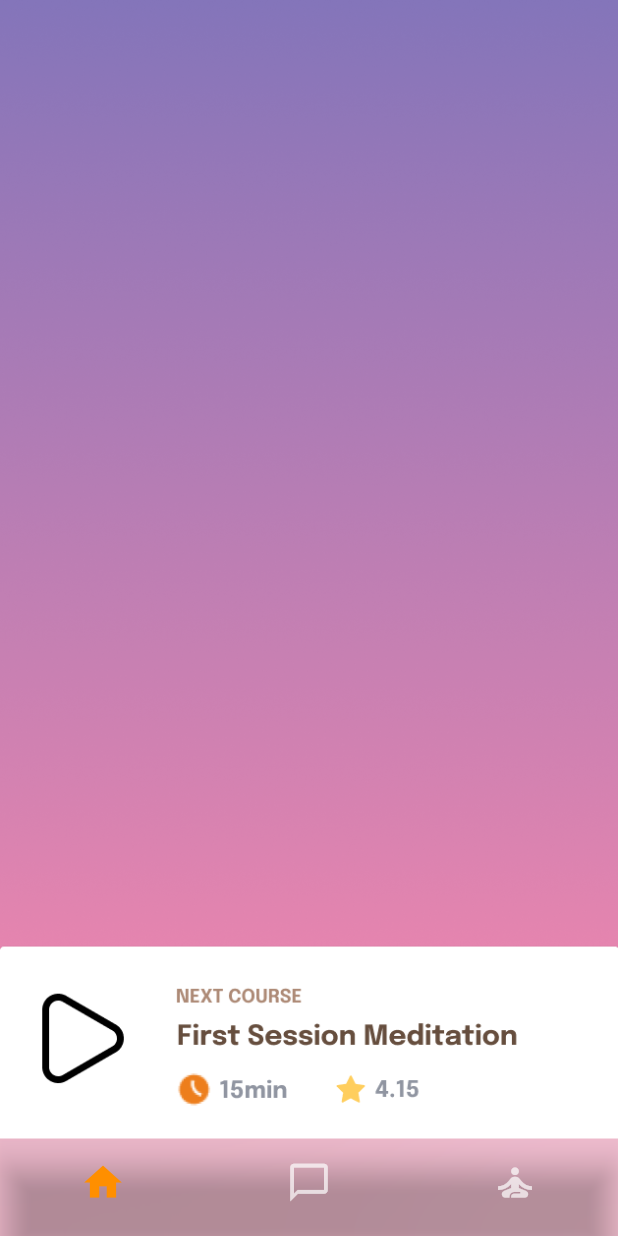
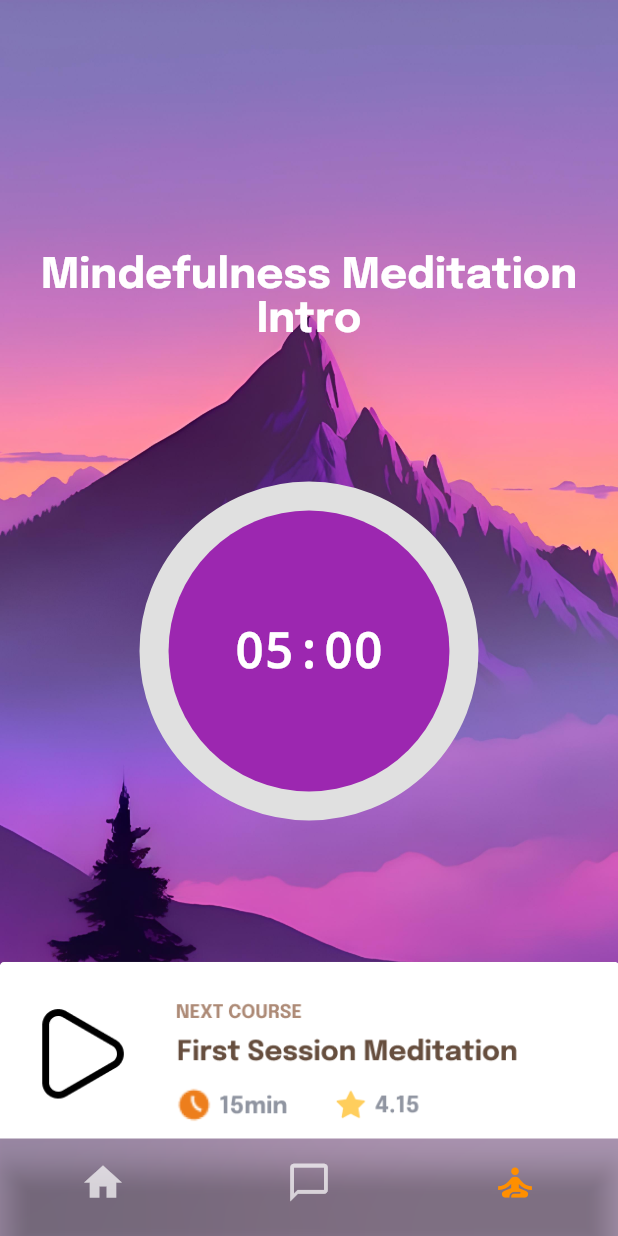
Before and after one commit to Iyaad-luqman/breathe, a Flutter app: the screen it shows after launch, item 3 of the bottom bar chosen, on a phone screen of 412 x 824 dp. Run offline on Flutter 3.47's test engine with Material 3 defaults, Android fonts, the phone set to English and light mode, and no system bars; drawn by our look-alikes of circular_countdown_timer; our stand-ins replace cloud_firestore, firebase_auth, firebase_core, fl_chart, google_fonts, permission_handler and 4 more; accounts and stored records are empty.

Commit message:
Fixed meditations and al ot of other UI

```diff
--- a/lib/chatbot.dart
+++ b/lib/chatbot.dart
@@ -4,6 +4,7 @@ import 'package:breathe/home.dart';
 import 'package:flutter/material.dart';
 import 'package:http/http.dart' as http;
 import 'dart:convert';
+import 'meditation.dart';
 
 class Chatbot extends StatefulWidget {
   @override
@@ -17,6 +18,7 @@ class _ChatbotState extends State<Chatbot> {
   int _selectedIndex = 1;
   Future<List<List<dynamic>>>? _marksFuture;
 
+
   void _onItemTapped(int index) {
     setState(() {
       _selectedIndex = index;
@@ -25,7 +27,10 @@ class _ChatbotState extends State<Chatbot> {
         Navigator.push(
             context, MaterialPageRoute(builder: (context) => Home()));
       }
-      if (index == 0) {}
+      if (index == 2) {
+        Navigator.push(
+            context, MaterialPageRoute(builder: (context) => Meditation()));
+      }
       if (index == 1) {
         Navigator.push(
             context, MaterialPageRoute(builder: (context) => Chatbot()));
--- a/lib/home.dart
+++ b/lib/home.dart
@@ -32,8 +32,8 @@ class _HomeState extends State<Home> {
       _selectedIndex = index;
 
       if (index == 0) {
-        // Navigator.push(
-        //     context, MaterialPageRoute(builder: (context) => Dashboard()));
+        Navigator.push(
+            context, MaterialPageRoute(builder: (context) => Home()));
       }
       if (index == 2) {
         Navigator.push(
--- a/lib/meditation.dart
+++ b/lib/meditation.dart
@@ -1,5 +1,9 @@
 import 'dart:ui';
 import 'package:flutter/material.dart';
+import 'package:circular_countdown_timer/circular_countdown_timer.dart';
+import 'package:breathe/home.dart';
+import 'package:breathe/chatbot.dart';
+
 
 class Meditation extends StatefulWidget {
   @override
@@ -7,43 +11,104 @@ class Meditation extends StatefulWidget {
 }
 
 class _MeditationState extends State<Meditation> {
-  int _selectedIndex = -1;
+  int _selectedIndex = 2;
+
 
   void _onItemTapped(int index) {
     setState(() {
       _selectedIndex = index;
+
+      if (index == 0) {
+        Navigator.push(
+            context, MaterialPageRoute(builder: (context) => Home()));
+      }
+      if (index == 2) {
+        Navigator.push(
+            context, MaterialPageRoute(builder: (context) => Meditation()));
+      }
+      if (index == 1) {
+        Navigator.push(
+            context, MaterialPageRoute(builder: (context) => Chatbot()));
+      }
     });
   }
 
   @override
-Widget build(BuildContext context) {
-  return Scaffold(
-    body: Stack(
-      children: [
-        Container(
-          decoration: BoxDecoration(
-            image: DecorationImage(
-              image: AssetImage('assets/images/Backmed.png'), // Replace with your image path
-              fit: BoxFit.cover,
+ CountDownController _controller = CountDownController();
+  final int _duration = 5 * 60; // 5 minutes in seconds
+
+  @override
+  Widget build(BuildContext context) {
+    return Stack(
+        children: [ Container(
+        decoration: BoxDecoration(
+        image: DecorationImage(
+          image: AssetImage('assets/images/homepage.jpg'),// Replace with your image path
+          fit: BoxFit.cover, // This will fill the background with the image
+        ),
+      ), child: Center(
+        child: Column(
+          children: [
+            SizedBox(
+              height: 70,
             ),
-          ),
-        ),
-        Stack(
-          children: [
-            Positioned(
-              bottom: 60,
-              left: 0,
-              right: 0,
-              child: Container(
-                child: Image.asset(
-                  'assets/images/recc.png', // Replace with the path to your icon
+                        Container(
+              margin: EdgeInsets.only(top: 100),
+              child: Text(
+                'Mindefulness Meditation Intro',
+                textAlign: TextAlign.center,
+                style: TextStyle(
+                  fontSize: 28,
+                  decoration: TextDecoration.none,
+                  fontFamily: 'Epilogue',
+                  color: Colors.white,
+                  fontWeight: FontWeight.bold,
                 ),
               ),
             ),
+
+            Container(
+              child: CircularCountDownTimer(
+                duration: _duration,
+                initialDuration: 0,
+                controller: _controller,
+                width: MediaQuery.of(context).size.width / 2,
+                height: MediaQuery.of(context).size.height / 2,
+                ringColor: Colors.grey[300]!,
+                ringGradient: null,
+                fillColor: Colors.purpleAccent[100]!,
+                fillGradient: null,
+                backgroundColor: Colors.purple[500],
+                backgroundGradient: null,
+                strokeWidth: 20.0,
+                strokeCap: StrokeCap.round,
+                textStyle: TextStyle(
+                    fontSize: 33.0, color: Colors.white, decoration: TextDecoration.none,  fontWeight: FontWeight.bold),
+                textFormat: CountdownTextFormat.MM_SS,
+                isReverse: true,
+                isReverseAnimation: false,
+                isTimerTextShown: true,
+                autoStart: true,
+                onStart: () {
+                  print('Countdown Started');
+                },
+                onComplete: () {
+                  print('Countdown Ended');
+                },
+              ),
+            ),
+            Container(
+              child: Image.asset('assets/images/recc.png'), // Correctly placed inside the child property
+            )
           ],
         ),
+      ),
 
-               Positioned(
+
+      ),
+
+
+          Positioned(
             bottom: 0,
             left: 0,
             right: 0,
@@ -102,7 +167,7 @@ Widget build(BuildContext context) {
             ),
           ),
         ],
-      ),
+
     );
   }
 }
--- a/pubspec.yaml
+++ b/pubspec.yaml
@@ -43,6 +43,7 @@ dependencies:
   google_fonts: ^6.1.0
   http: ^1.2.1
   fl_chart: ^0.67.0
+  circular_countdown_timer: ^0.2.3
 
 
   # The following adds the Cupertino Icons font to your application.
```
Also changed, not shown: pubspec.lock, 1 other file.
